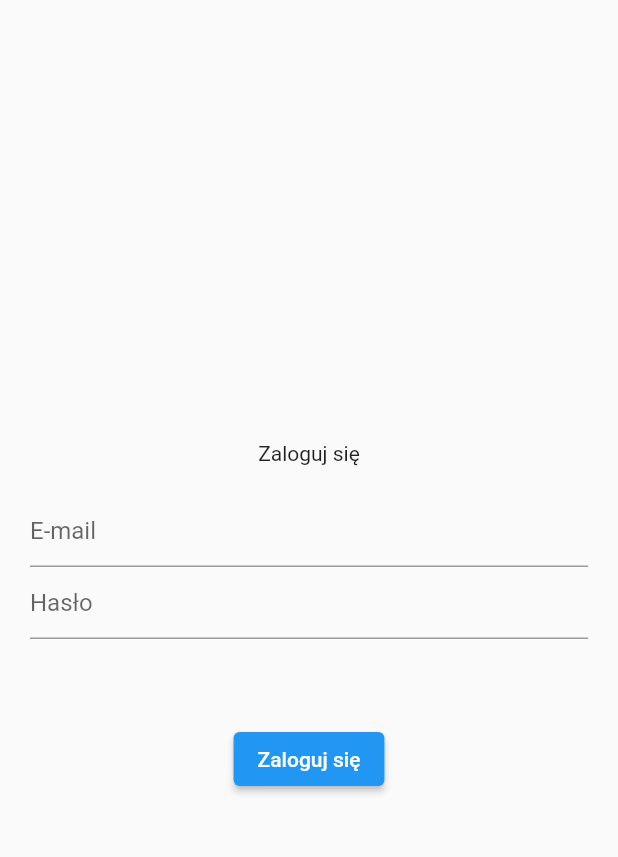
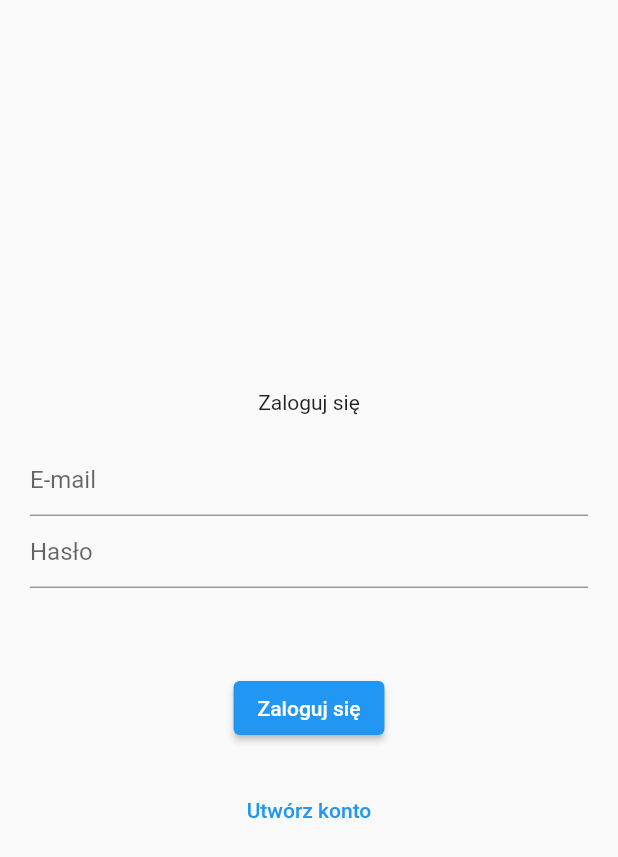
Before and after one commit to EwaBaczynska/pizza_zoliborz, a Flutter app: the screen it shows after launch, on a phone screen of 412 x 824 dp. Shown: the top 857 px of the screen. Run offline on Flutter 3.47's test engine with Material 2 defaults, Android fonts, the light colour scheme and no system bars; our stand-ins replace firebase_auth, firebase_core; accounts and stored records are empty.

Commit message:
Add registration

```diff
--- a/lib/app/login/login_page.dart
+++ b/lib/app/login/login_page.dart
@@ -15,6 +15,7 @@
 
 class _LoginPageState extends State<LoginPage> {
   var errorMessage = '';
+  var isCreatingAccount = false;
 
   @override
   Widget build(BuildContext context) {
@@ -25,7 +26,9 @@
           child: Column(
             mainAxisAlignment: MainAxisAlignment.center,
             children: [
-              const Text('Zaloguj się'),
+              Text(isCreatingAccount == true
+                  ? 'Zarejestruj się'
+                  : 'Zaloguj się'),
               const SizedBox(height: 20),
               TextField(
                 controller: widget.emailController,
@@ -41,6 +44,21 @@
               const SizedBox(height: 20),
               ElevatedButton(
                 onPressed: () async {
+                  if (isCreatingAccount == true) {
+                    //rejestracja
+                    try {
+                      await FirebaseAuth.instance
+                          .createUserWithEmailAndPassword(
+                        email: widget.emailController.text,
+                        password: widget.passwordController.text,
+                      );
+                    } catch (error) {
+                      setState(() {
+                        errorMessage = error.toString();
+                      });
+                    }
+                  } else {
+                    //logowanie
                     try {
                       await FirebaseAuth.instance.signInWithEmailAndPassword(
                         email: widget.emailController.text,
@@ -51,9 +69,34 @@
                         errorMessage = error.toString();
                       });
                     }
+                  }
                 },
-                child: const Text('Zaloguj się'),
+                child: Text(isCreatingAccount == true
+                    ? 'Zarejestruj się'
+                    : 'Zaloguj się'),
               ),
+              if (isCreatingAccount == false) ...[
+                const SizedBox(height: 20),
+                TextButton(
+                  onPressed: () {
+                    setState(() {
+                      isCreatingAccount = true;
+                    });
+                  },
+                  child: const Text('Utwórz konto'),
+                ),
+              ],
+              if (isCreatingAccount == true) ...[
+                const SizedBox(height: 20),
+                TextButton(
+                  onPressed: () {
+                    setState(() {
+                      isCreatingAccount = false;
+                    });
+                  },
+                  child: const Text('Masz już konto?'),
+                ),
+              ],
             ],
           ),
         ),
```
Lines whose indentation alone changed are shown as unchanged.
